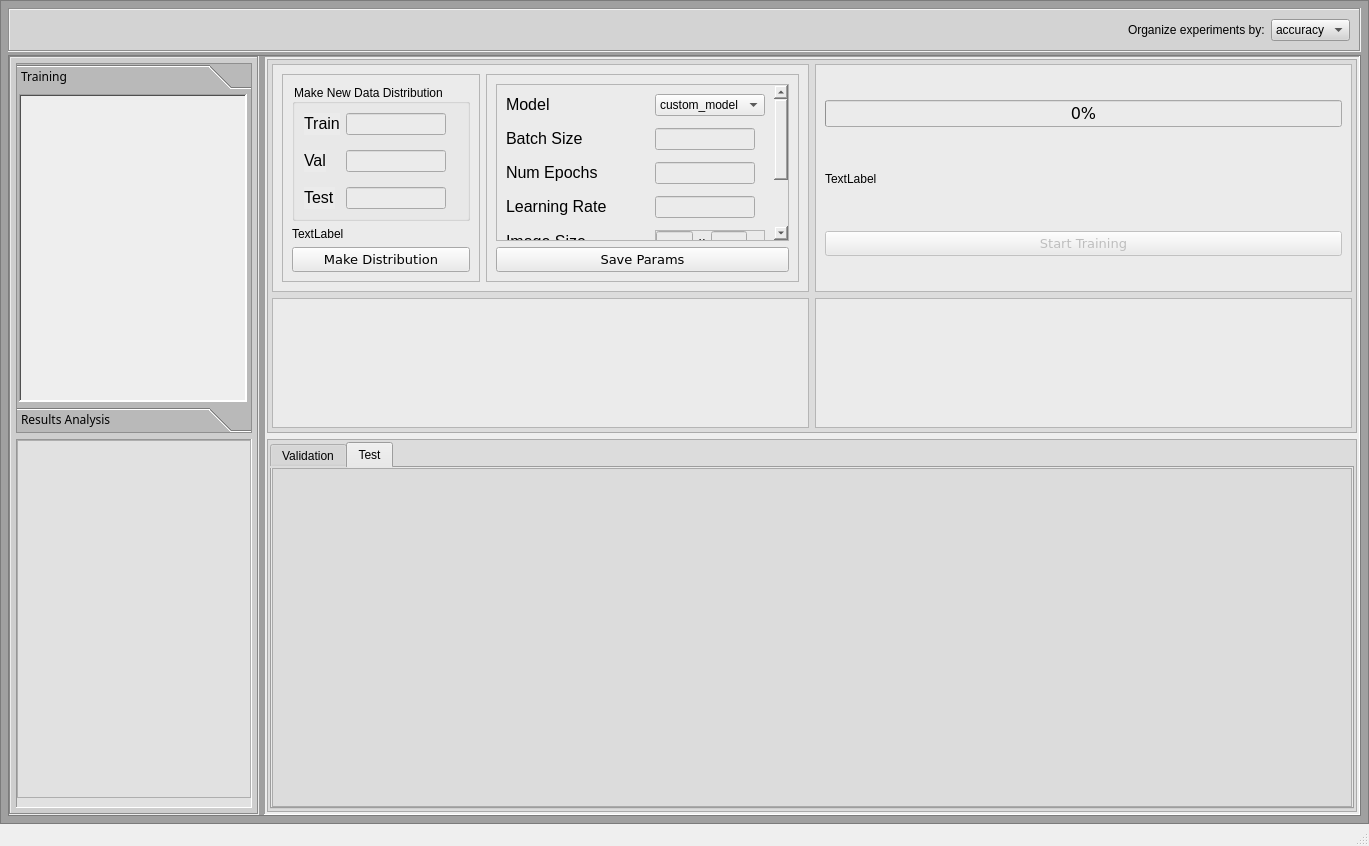
Before: the Qt Designer form gui/main_window.ui in SantiagoSVS10/classification_tool, drawn with Qt 5.
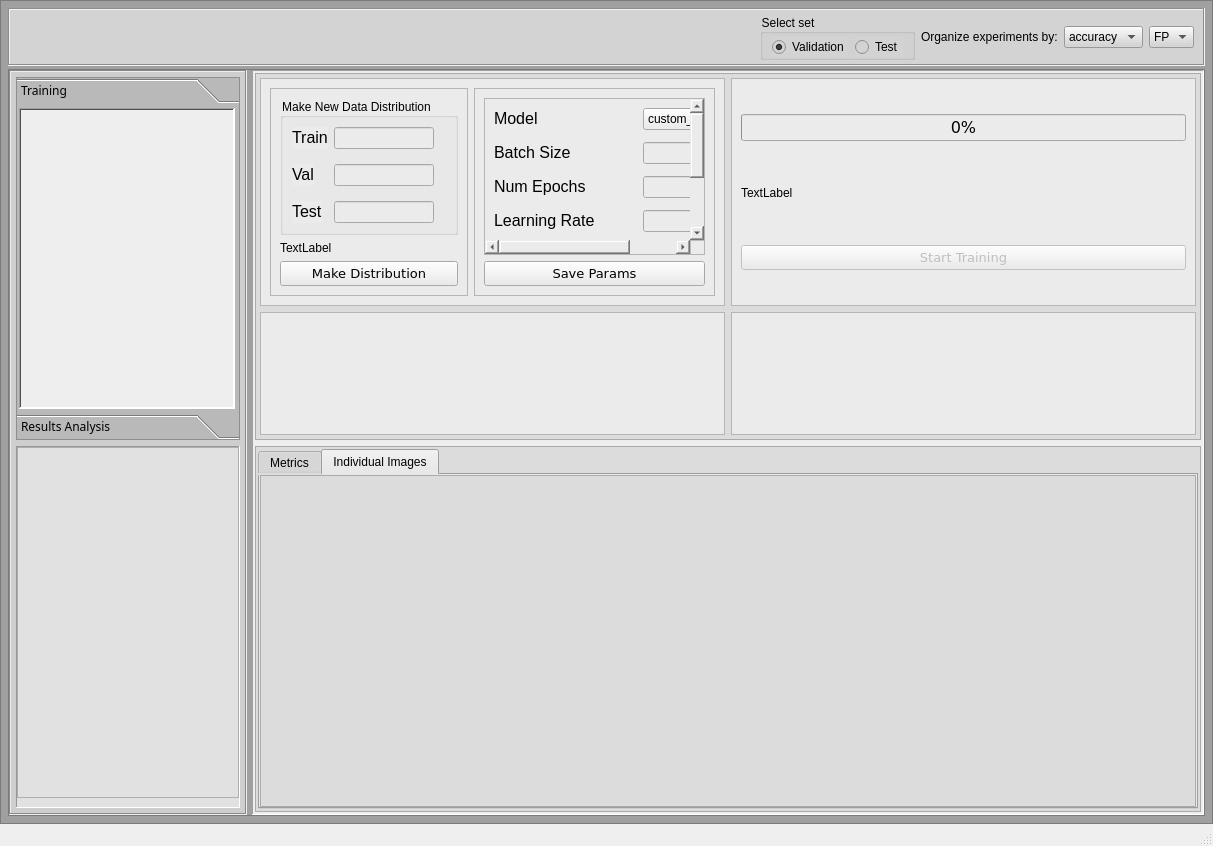
After: the same form once the commit is applied. The open tabs and pages were chosen to show the change.

```diff
--- a/gui/main_window.ui
+++ b/gui/main_window.ui
@@ -6,7 +6,7 @@
    <rect>
     <x>0</x>
     <y>0</y>
-    <width>1369</width>
+    <width>1213</width>
     <height>846</height>
    </rect>
   </property>
@@ -75,6 +75,12 @@
           <enum>QFrame::Sunken</enum>
          </property>
          <layout class="QHBoxLayout" name="horizontalLayout_6">
+          <property name="topMargin">
+           <number>4</number>
+          </property>
+          <property name="bottomMargin">
+           <number>4</number>
+          </property>
           <item>
            <spacer name="horizontalSpacer_2">
             <property name="orientation">
@@ -88,6 +94,56 @@
             </property>
            </spacer>
           </item>
+          <item>
+           <widget class="QGroupBox" name="set_groupbox">
+            <property name="maximumSize">
+             <size>
+              <width>16777215</width>
+              <height>50</height>
+             </size>
+            </property>
+            <property name="styleSheet">
+             <string notr="true"/>
+            </property>
+            <property name="title">
+             <string>Select set</string>
+            </property>
+            <property name="alignment">
+             <set>Qt::AlignLeading|Qt::AlignLeft|Qt::AlignTop</set>
+            </property>
+            <layout class="QHBoxLayout" name="horizontalLayout_8">
+             <property name="leftMargin">
+              <number>9</number>
+             </property>
+             <property name="topMargin">
+              <number>3</number>
+             </property>
+             <property name="rightMargin">
+              <number>9</number>
+             </property>
+             <property name="bottomMargin">
+              <number>0</number>
+             </property>
+             <item>
+              <widget class="QRadioButton" name="radio_val">
+               <property name="text">
+                <string>Validation</string>
+               </property>
+               <property name="checked">
+                <bool>true</bool>
+               </property>
+              </widget>
+             </item>
+             <item>
+              <widget class="QRadioButton" name="radioButton_4">
+               <property name="text">
+                <string>Test</string>
+               </property>
+              </widget>
+             </item>
+            </layout>
+           </widget>
+          </item>
           <item>
            <widget class="QLabel" name="label">
             <property name="text">
@@ -144,6 +200,30 @@
             </item>
            </widget>
           </item>
+          <item>
+           <widget class="QComboBox" name="comboClassification">
+            <item>
+             <property name="text">
+              <string>FP</string>
+             </property>
+            </item>
+            <item>
+             <property name="text">
+              <string>FN</string>
+             </property>
+            </item>
+            <item>
+             <property name="text">
+              <string>TP</string>
+             </property>
+            </item>
+            <item>
+             <property name="text">
+              <string>TN</string>
+             </property>
+            </item>
+           </widget>
+          </item>
          </layout>
         </widget>
        </item>
@@ -248,8 +328,8 @@
                  <rect>
                   <x>0</x>
                   <y>0</y>
-                  <width>234</width>
-                  <height>309</height>
+                  <width>222</width>
+                  <height>303</height>
                  </rect>
                 </property>
                 <property name="cursor">
@@ -372,7 +452,7 @@
             <property name="midLineWidth">
              <number>5</number>
             </property>
-            <layout class="QVBoxLayout" name="verticalLayout_8">
+            <layout class="QGridLayout" name="gridLayout_3">
              <property name="leftMargin">
               <number>2</number>
              </property>
@@ -385,7 +465,7 @@
              <property name="bottomMargin">
               <number>2</number>
              </property>
-             <item>
+             <item row="0" column="0">
               <widget class="QFrame" name="R_up_frame">
                <property name="styleSheet">
                 <string notr="true">background-color: rgb(220, 220, 220);</string>
@@ -546,8 +626,8 @@
                           <rect>
                            <x>0</x>
                            <y>0</y>
-                           <width>303</width>
-                           <height>241</height>
+                           <width>284</width>
+                           <height>235</height>
                           </rect>
                          </property>
                          <layout class="QFormLayout" name="formLayout">
@@ -921,7 +1001,7 @@
                </layout>
               </widget>
              </item>
-             <item>
+             <item row="1" column="0">
               <widget class="QFrame" name="R_bot_frame">
                <property name="styleSheet">
                 <string notr="true">background-color: rgb(220, 220, 220);</string>
@@ -955,7 +1035,7 @@
                   </property>
                   <widget class="QWidget" name="tab">
                    <attribute name="title">
-                    <string>Validation</string>
+                    <string>Metrics</string>
                    </attribute>
                    <layout class="QVBoxLayout" name="verticalLayout_13">
                     <property name="spacing">
@@ -1014,11 +1094,11 @@
                   </widget>
                   <widget class="QWidget" name="tab_2">
                    <attribute name="title">
-                    <string>Test</string>
+                    <string>Individual Images</string>
                    </attribute>
                    <layout class="QHBoxLayout" name="horizontalLayout_5">
                     <property name="spacing">
-                     <number>3</number>
+                     <number>4</number>
                     </property>
                     <property name="leftMargin">
                      <number>0</number>
@@ -1037,16 +1117,22 @@
                       <property name="widgetResizable">
                        <bool>true</bool>
                       </property>
-                      <widget class="QWidget" name="scrollAreaWidgetContents_4">
+                      <property name="alignment">
+                       <set>Qt::AlignLeading|Qt::AlignLeft|Qt::AlignTop</set>
+                      </property>
+                      <widget class="QWidget" name="scrollAreaWidgetContents_2">
                        <property name="geometry">
                         <rect>
                          <x>0</x>
                          <y>0</y>
-                         <width>1076</width>
-                         <height>331</height>
+                         <width>932</width>
+                         <height>328</height>
                         </rect>
                        </property>
-                       <layout class="QVBoxLayout" name="verticalLayout_14">
+                       <property name="layoutDirection">
+                        <enum>Qt::LeftToRight</enum>
+                       </property>
+                       <layout class="QVBoxLayout" name="verticalLayout_8">
                         <property name="spacing">
                          <number>3</number>
                         </property>
@@ -1054,7 +1140,7 @@
                          <number>0</number>
                         </property>
                         <property name="topMargin">
-                         <number>0</number>
+                         <number>5</number>
                         </property>
                         <property name="rightMargin">
                          <number>0</number>
@@ -1063,7 +1149,7 @@
                          <number>0</number>
                         </property>
                         <item>
-                         <layout class="QVBoxLayout" name="test_results_layout"/>
+                         <layout class="QHBoxLayout" name="h_lay_images"/>
                         </item>
                        </layout>
                       </widget>
```
Left out of the diff: 210 changed lines with no effect on the pictures.
